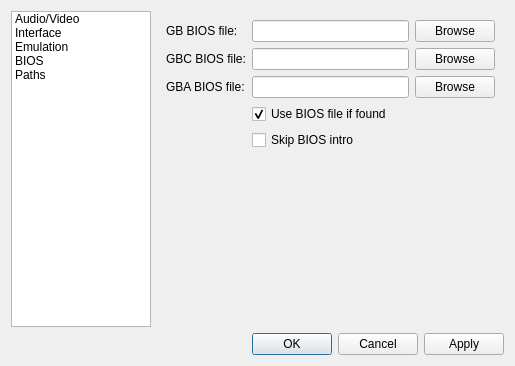
First picture: the form in src/platform/qt/SettingsView.ui, repository mgba-emu/mgba, before the edit.
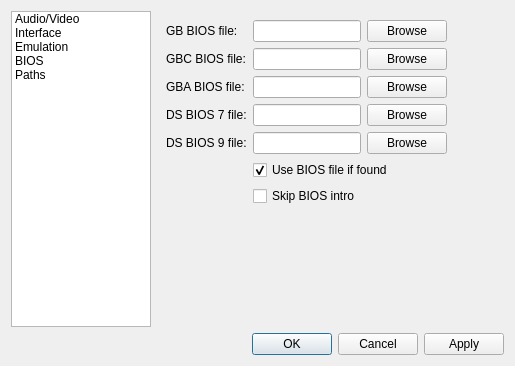
Second picture: the form after the edit. The open tabs and pages were chosen to show the change.

Patch:
```diff
--- a/src/platform/qt/SettingsView.ui
+++ b/src/platform/qt/SettingsView.ui
@@ -654,6 +654,9 @@
      </widget>
      <widget class="QWidget" name="bios">
       <layout class="QFormLayout" name="formLayout_5">
+       <property name="fieldGrowthPolicy">
+        <enum>QFormLayout::FieldsStayAtSizeHint</enum>
+       </property>
        <item row="0" column="0">
         <widget class="QLabel" name="label">
          <property name="text">
@@ -682,51 +685,6 @@
          </item>
         </layout>
        </item>
-       <item row="3" column="1">
-        <widget class="QCheckBox" name="useBios">
-         <property name="text">
-          <string>Use BIOS file if found</string>
-         </property>
-         <property name="checked">
-          <bool>true</bool>
-         </property>
-        </widget>
-       </item>
-       <item row="4" column="1">
-        <widget class="QCheckBox" name="skipBios">
-         <property name="text">
-          <string>Skip BIOS intro</string>
-         </property>
-        </widget>
-       </item>
-       <item row="2" column="1">
-        <layout class="QHBoxLayout" name="horizontalLayout_8">
-         <item>
-          <widget class="QLineEdit" name="gbaBios">
-           <property name="sizePolicy">
-            <sizepolicy hsizetype="Expanding" vsizetype="Fixed">
-             <horstretch>0</horstretch>
-             <verstretch>0</verstretch>
-            </sizepolicy>
-           </property>
-          </widget>
-         </item>
-         <item>
-          <widget class="QPushButton" name="gbaBiosBrowse">
-           <property name="text">
-            <string>Browse</string>
-           </property>
-          </widget>
-         </item>
-        </layout>
-       </item>
-       <item row="2" column="0">
-        <widget class="QLabel" name="label_4">
-         <property name="text">
-          <string>GBA BIOS file:</string>
-         </property>
-        </widget>
-       </item>
        <item row="1" column="0">
         <widget class="QLabel" name="label_5">
          <property name="text">
@@ -755,6 +713,107 @@
          </item>
         </layout>
        </item>
+       <item row="2" column="0">
+        <widget class="QLabel" name="label_4">
+         <property name="text">
+          <string>GBA BIOS file:</string>
+         </property>
+        </widget>
+       </item>
+       <item row="2" column="1">
+        <layout class="QHBoxLayout" name="horizontalLayout_8">
+         <item>
+          <widget class="QLineEdit" name="gbaBios">
+           <property name="sizePolicy">
+            <sizepolicy hsizetype="Expanding" vsizetype="Fixed">
+             <horstretch>0</horstretch>
+             <verstretch>0</verstretch>
+            </sizepolicy>
+           </property>
+          </widget>
+         </item>
+         <item>
+          <widget class="QPushButton" name="gbaBiosBrowse">
+           <property name="text">
+            <string>Browse</string>
+           </property>
+          </widget>
+         </item>
+        </layout>
+       </item>
+       <item row="3" column="0">
+        <widget class="QLabel" name="label_26">
+         <property name="text">
+          <string>DS BIOS 7 file:</string>
+         </property>
+        </widget>
+       </item>
+       <item row="3" column="1">
+        <layout class="QHBoxLayout" name="horizontalLayout_9">
+         <item>
+          <widget class="QLineEdit" name="dsBios7">
+           <property name="sizePolicy">
+            <sizepolicy hsizetype="Expanding" vsizetype="Fixed">
+             <horstretch>0</horstretch>
+             <verstretch>0</verstretch>
+            </sizepolicy>
+           </property>
+          </widget>
+         </item>
+         <item>
+          <widget class="QPushButton" name="dsBios7Browse">
+           <property name="text">
+            <string>Browse</string>
+           </property>
+          </widget>
+         </item>
+        </layout>
+       </item>
+       <item row="5" column="1">
+        <widget class="QCheckBox" name="useBios">
+         <property name="text">
+          <string>Use BIOS file if found</string>
+         </property>
+         <property name="checked">
+          <bool>true</bool>
+         </property>
+        </widget>
+       </item>
+       <item row="6" column="1">
+        <widget class="QCheckBox" name="skipBios">
+         <property name="text">
+          <string>Skip BIOS intro</string>
+         </property>
+        </widget>
+       </item>
+       <item row="4" column="1">
+        <layout class="QHBoxLayout" name="horizontalLayout_15">
+         <item>
+          <widget class="QLineEdit" name="dsBios9">
+           <property name="sizePolicy">
+            <sizepolicy hsizetype="Expanding" vsizetype="Fixed">
+             <horstretch>0</horstretch>
+             <verstretch>0</verstretch>
+            </sizepolicy>
+           </property>
+          </widget>
+         </item>
+         <item>
+          <widget class="QPushButton" name="dsBios9Browse">
+           <property name="text">
+            <string>Browse</string>
+           </property>
+          </widget>
+         </item>
+        </layout>
+       </item>
+       <item row="4" column="0">
+        <widget class="QLabel" name="label_27">
+         <property name="text">
+          <string>DS BIOS 9 file:</string>
+         </property>
+        </widget>
+       </item>
       </layout>
      </widget>
      <widget class="QWidget" name="paths">
```
Left out of the diff: 2 changed lines with no effect on the pictures.
